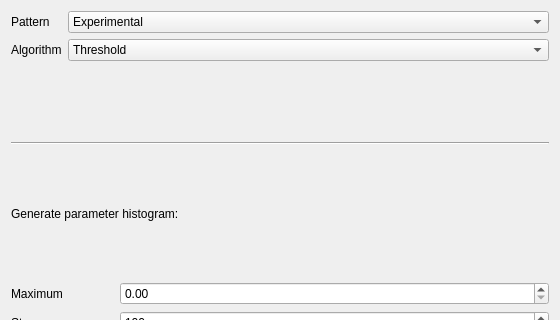
Before: the Qt Designer form src/mudlab/ui/find_peaks_dialog.ui in Parthasarathi-Ghosh/MudLab2, drawn with Qt 5; both pictures show x 0 to 560 and y 0 to 320 of the 560 by 460 pixel window.
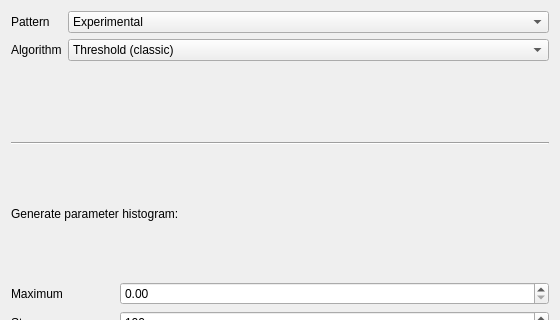
After: the same form once the commit is applied.

Diff of the .ui file:
```diff
--- a/src/mudlab/ui/find_peaks_dialog.ui
+++ b/src/mudlab/ui/find_peaks_dialog.ui
@@ -48,7 +48,12 @@
       <widget class="QComboBox" name="algorithm">
        <item>
         <property name="text">
-         <string>Threshold</string>
+         <string>Threshold (classic)</string>
+        </property>
+       </item>
+       <item>
+        <property name="text">
+         <string>Prominence (scipy)</string>
         </property>
        </item>
       </widget>
```
